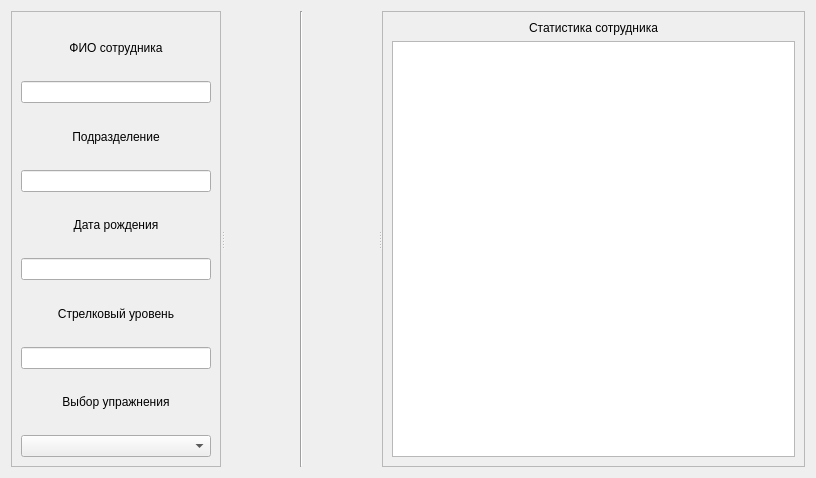
Old version of the form user_profile_ui.ui in the repository alekskositsyn/StatStrel.
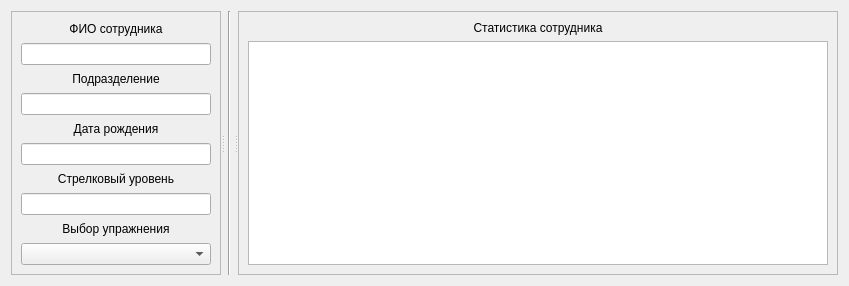
New version of the form. Custom widgets are drawn as their Qt base class.

Commit message: change UI main window

The edit to the form file:
```diff
--- a/user_profile_ui.ui
+++ b/user_profile_ui.ui
@@ -6,8 +6,8 @@
    <rect>
     <x>0</x>
     <y>0</y>
-    <width>816</width>
-    <height>478</height>
+    <width>849</width>
+    <height>286</height>
    </rect>
   </property>
   <property name="windowTitle">
@@ -19,7 +19,16 @@
      <property name="orientation">
       <enum>Qt::Horizontal</enum>
      </property>
+     <widget class="QWidget" name="left_widget" native="true">
+      <layout class="QHBoxLayout" name="horizontalLayout">
+       <item>
      <widget class="QFrame" name="frame">
+         <property name="minimumSize">
+          <size>
+           <width>210</width>
+           <height>250</height>
+          </size>
+         </property>
       <property name="frameShape">
        <enum>QFrame::StyledPanel</enum>
       </property>
@@ -119,12 +128,21 @@
        </item>
       </layout>
      </widget>
+       </item>
+      </layout>
+     </widget>
      <widget class="Line" name="line">
       <property name="orientation">
        <enum>Qt::Vertical</enum>
       </property>
      </widget>
      <widget class="QFrame" name="frame_2">
+      <property name="minimumSize">
+       <size>
+        <width>600</width>
+        <height>250</height>
+       </size>
+      </property>
       <property name="frameShape">
        <enum>QFrame::StyledPanel</enum>
       </property>
```
Left out of the diff: 30 changed lines with no effect on the pictures. Lines whose indentation alone changed are shown as unchanged. The commit also changes 4 other files.
